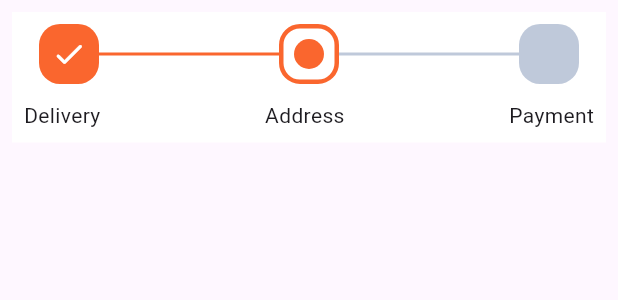
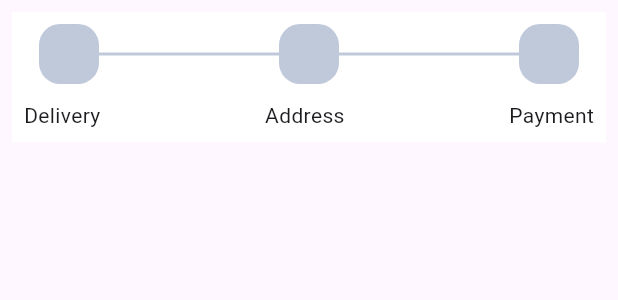
Before and after one commit to Paregeha/LokMart, a Flutter app: the CustomCheckoutWidget widget shown alone on an empty page, opened directly, on a phone screen of 412 x 824 dp. Shown: the top 300 px of the screen. Run offline on Flutter 3.47's test engine with Material 3 defaults, Android fonts, the phone set to English and light mode, and no system bars; our stand-ins replace chopper, flutter_svg; missing offline and left inert: widgetbook; generated files the repository leaves out were written again.

Commit message:
add custom checkout widget, add custom credit card widget

```diff
--- a/lib/resources/app_colors.dart
+++ b/lib/resources/app_colors.dart
@@ -8,6 +8,12 @@ class AppColors {
 
   static const Color cardOneGradientOne = Color(0xFF2D5CFF);
   static const Color cardOneGradientTwo = Color(0xFF6958DD);
+
+  static const Color cardThreeGradientOne = Color(0xFF3887FC);
+  static const Color cardThreeGradientTwo = Color(0xFF024FC7);
+
+  static const Color cardFourGradientOne = Color(0xFFF91FCE);
+  static const Color cardFourGradientTwo = Color(0xFF7202C7);
 
   static const Color cardTwoGradientOne = Color(0xFF0FC4A9);
   static const Color cardTwoGradientTwo = Color(0xFF1089DE);
--- /dev/null
+++ b/lib/widgetbook/components/credit_card/custom_creadit_card_case.dart
@@ -0,0 +1,15 @@
+import 'package:flutter/cupertino.dart';
+import 'package:flutter_base_architecture/widgets/credit_card/custom_credit_card_widget.dart';
+import 'package:widgetbook/widgetbook.dart';
+
+final customCreditCardCase = WidgetbookComponent(
+  name: 'CustomCreditCardWidget',
+  useCases: [
+    WidgetbookUseCase(
+      name: 'CreditCard',
+      builder: (context) {
+        return Center(child: CustomCreditCardWidget());
+      },
+    ),
+  ],
+);
--- a/lib/widgetbook/widgetbook.dart
+++ b/lib/widgetbook/widgetbook.dart
@@ -4,6 +4,7 @@ import 'package:flutter_base_architecture/widgetbook/components/Sliders/custom_s
 import 'package:flutter_base_architecture/widgetbook/components/TextFields/custom_text_field_case.dart';
 import 'package:flutter_base_architecture/widgetbook/components/buttons/custom_cards_buttons_case.dart';
 import 'package:flutter_base_architecture/widgetbook/components/checkout/custom_checkout_case.dart';
+import 'package:flutter_base_architecture/widgetbook/components/credit_card/custom_creadit_card_case.dart';
 import 'package:widgetbook/widgetbook.dart';
 
 import 'components/buttons/custom_button_case.dart';
@@ -46,6 +47,7 @@ class MyWidgetbook extends StatelessWidget {
             customTextFieldWidget,
             customCardsButtonsComponent,
             customCheckoutComponent,
+            customCreditCardCase,
           ],
         ),
       ],
--- a/lib/widgets/checkout/custom_checkout_widget.dart
+++ b/lib/widgets/checkout/custom_checkout_widget.dart
@@ -2,13 +2,32 @@ import 'package:flutter/material.dart';
 import 'package:flutter_base_architecture/resources/app_colors.dart';
 
 class CustomCheckoutWidget extends StatefulWidget {
-  const CustomCheckoutWidget({super.key});
+  const CustomCheckoutWidget({
+    super.key,
+    this.checkoutDelivery = 0,
+    this.checkoutAddress = 0,
+    this.checkoutPayment = 0,
+  });
+
+  final int? checkoutDelivery;
+  final int? checkoutAddress;
+  final int? checkoutPayment;
 
   @override
   State<CustomCheckoutWidget> createState() => _CustomCheckoutWidgetState();
 }
 
 class _CustomCheckoutWidgetState extends State<CustomCheckoutWidget> {
+  late int _delivery, _address, _payment;
+
+  @override
+  void initState() {
+    super.initState();
+    _delivery = widget.checkoutDelivery ?? 0;
+    _address = widget.checkoutAddress ?? 0;
+    _payment = widget.checkoutPayment ?? 0;
+  }
+
   @override
   Widget build(BuildContext context) {
     return Padding(
@@ -26,53 +45,52 @@ class _CustomCheckoutWidgetState extends State<CustomCheckoutWidget> {
                   child: Row(
                     crossAxisAlignment: CrossAxisAlignment.center,
                     children: [
-                      Container(
-                        decoration: BoxDecoration(
-                          color: AppColors.orange,
-                          borderRadius: BorderRadius.circular(14.0),
-                        ),
-                        width: 40.0,
-                        height: 40.0,
-                        child: Icon(
-                          Icons.check_rounded,
-                          color: AppColors.white,
-                        ),
+                      InkWell(
+                        onTap: () {
+                          setState(() {
+                            if (_delivery < 2) {
+                              _delivery++;
+                              if (_delivery == 2) {
+                                _address = 1;
+                              }
+                            }
+                          });
+                        },
+                        child:
+                            _delivery == 0
+                                ? _EnableCheckout()
+                                : _delivery == 1
+                                ? _ProgressCheckout()
+                                : _EndCheckout(),
                       ),
-                      Expanded(
-                        child: Container(height: 2.0, color: AppColors.orange),
+                      _LineCheckout(),
+                      InkWell(
+                        onTap: () {
+                          setState(() {
+                            _address = 2;
+                            _payment = 1;
+                          });
+                        },
+                        child:
+                            _address == 0
+                                ? _EnableCheckout()
+                                : _address == 1
+                                ? _ProgressCheckout()
+                                : _EndCheckout(),
                       ),
-                      Container(
-                        decoration: BoxDecoration(
-                          color: AppColors.white,
-                          borderRadius: BorderRadius.circular(14.0),
-                          border: Border.all(
-                            width: 3.0,
-                            color: AppColors.orange,
-                          ),
-                        ),
-                        width: 40.0,
-                        height: 40.0,
-                        child: Center(
-                          child: Container(
-                            width: 20.0,
-                            height: 20.0,
-                            decoration: BoxDecoration(
-                              shape: BoxShape.circle,
-                              color: AppColors.orange,
-                            ),
-                          ),
-                        ),
-                      ),
-                      Expanded(
-                        child: Container(height: 2.0, color: AppColors.grey),
-                      ),
-                      Container(
-                        decoration: BoxDecoration(
-                          color: AppColors.grey,
-                          borderRadius: BorderRadius.circular(14.0),
-                        ),
-                        width: 40.0,
-                        height: 40.0,
+                      _LineCheckout(),
+                      InkWell(
+                        onTap: () {
+                          setState(() {
+                            _payment = 2;
+                          });
+                        },
+                        child:
+                            _payment == 0
+                                ? _EnableCheckout()
+                                : _payment == 1
+                                ? _ProgressCheckout()
+                                : _EndCheckout(),
                       ),
                     ],
                   ),
@@ -94,3 +112,64 @@ class _CustomCheckoutWidgetState extends State<CustomCheckoutWidget> {
     );
   }
 }
+
+class _EndCheckout extends StatelessWidget {
+  @override
+  Widget build(BuildContext context) {
+    return Container(
+      decoration: BoxDecoration(
+        color: AppColors.orange,
+        borderRadius: BorderRadius.circular(14.0),
+      ),
+      width: 40.0,
+      height: 40.0,
+      child: Icon(Icons.check_rounded, color: AppColors.white),
+    );
+  }
+}
+
+class _ProgressCheckout extends StatelessWidget {
+  @override
+  Widget build(BuildContext context) {
+    return Container(
+      decoration: BoxDecoration(
+        color: AppColors.white,
+        borderRadius: BorderRadius.circular(14.0),
+        border: Border.all(width: 3.0, color: AppColors.orange),
+      ),
+      width: 40.0,
+      height: 40.0,
+      child: Center(
+        child: Container(
+          width: 20.0,
+          height: 20.0,
+          decoration: BoxDecoration(
+            shape: BoxShape.circle,
+            color: AppColors.orange,
+          ),
+        ),
+      ),
+    );
+  }
+}
+
+class _EnableCheckout extends StatelessWidget {
+  @override
+  Widget build(BuildContext context) {
+    return Container(
+      decoration: BoxDecoration(
+        color: AppColors.grey,
+        borderRadius: BorderRadius.circular(14.0),
+      ),
+      width: 40.0,
+      height: 40.0,
+    );
+  }
+}
+
+class _LineCheckout extends StatelessWidget {
+  @override
+  Widget build(BuildContext context) {
+    return Expanded(child: Container(height: 2.0, color: AppColors.grey));
+  }
+}
```
Also changed, not shown: lib/gen/assets.gen.dart (+9 -0 lines), lib/widgets/credit_card/custom_credit_card_widget.dart (added, +139 -0 lines), assets/images/mastercard.png (added), assets/images/visa.png (added), lib/widgets/order_cart/custom_order_cart_widget.dart (added).
